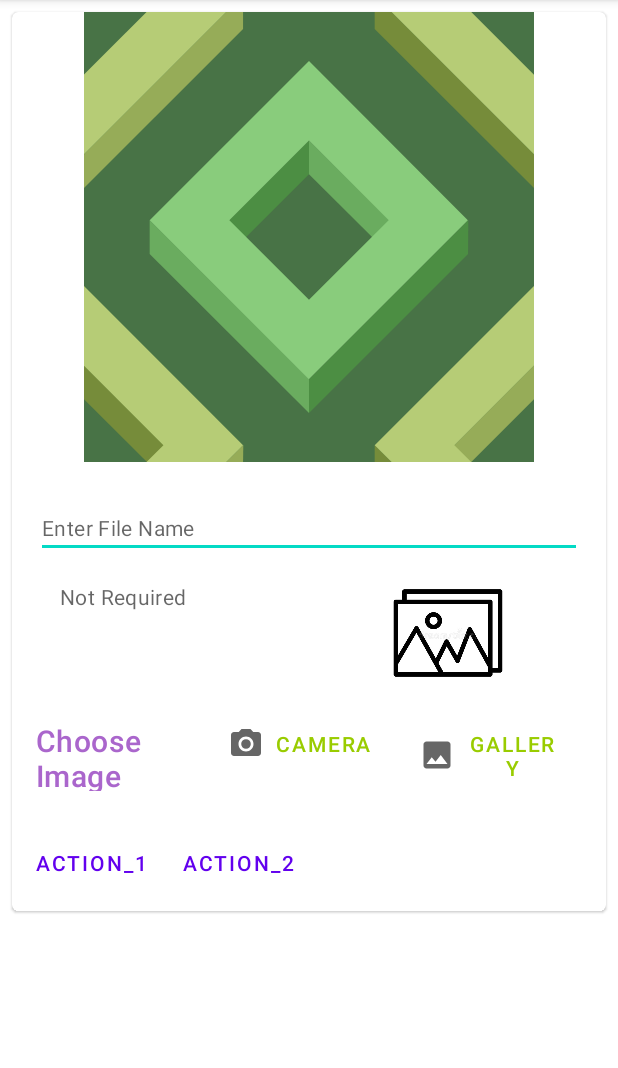
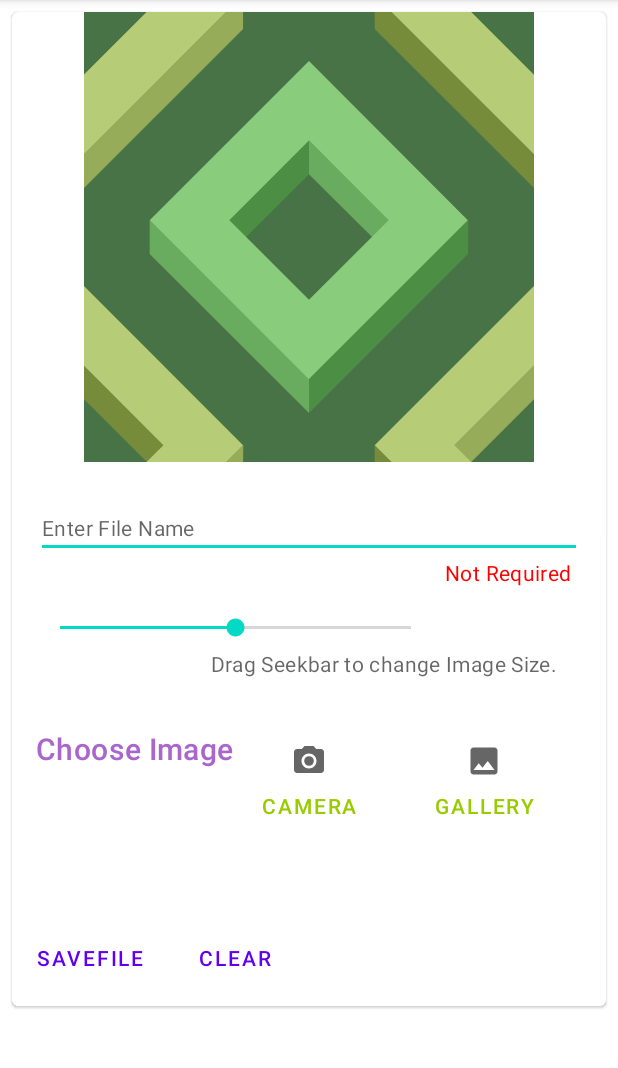
Before and after one commit to AjAyPaNcHaLDev/ImageResizer, an Android app: the screen it shows after launch (MainActivity), after a tap on "CAMERA", on a phone screen of 412 x 824 dp, the part 84-1152 px from its top. Run offline under Robolectric (Android 15) with nearby library versions, the phone set to English and light mode, and no system bars.

Commit message:
seekBar added and working wall

```diff
--- a/app/src/main/java/ajay/developer/ImageResizer/MainActivity.java
+++ b/app/src/main/java/ajay/developer/ImageResizer/MainActivity.java
@@ -4,41 +4,85 @@ import androidx.appcompat.app.AppCompatActivity;
 
 
 import android.content.Context;
+import android.graphics.Color;
 import android.os.Bundle;
 import android.util.Log;
 import android.view.View;
+import android.widget.SeekBar;
+import android.widget.Toast;
 
+
+import java.util.Random;
 
 import ajay.developer.Params.parms;
 import ajay.developer.backEnd.Permission;
+import ajay.developer.backEnd.Utails;
 
 
 public class MainActivity extends AppCompatActivity {
-
-
     Context context=this;
     @Override
     protected void onCreate(Bundle savedInstanceState) {
         super.onCreate(savedInstanceState);
         setContentView(R.layout.activity_main);
-        parms.setFiles(findViewById(R.id.galleryBtn));
-        parms.setCamera(findViewById(R.id.cameraBtn));
+        parms.setSeekBarQualityLabel(findViewById(R.id.seekBarQualityLabel));
+parms.setSeekBarQuality(findViewById(R.id.seekBarQuality));
+parms.getSeekBarQuality().setProgress(50);
+parms.getSeekBarQuality().setOnSeekBarChangeListener(new SeekBar.OnSeekBarChangeListener() {
+
+    @Override
+    public void onProgressChanged(SeekBar seekBar, int progress, boolean fromUser) {
+        parms.seekBarQuality.setProgress(progress);
+parms.getSeekBarQualityLabel().setText("Image Size set to "+parms.getSeekBarQuality().getProgress()+"% Drag to change.");
+        Random rand = new Random();
+  parms.getSeekBarQualityLabel().setTextColor(Color.argb(rand.nextInt(255), rand.nextInt(255),rand.nextInt(255),rand.nextInt(255)));
+    }
+
+    @Override
+    public void onStartTrackingTouch(SeekBar seekBar) {
+        parms.getSeekBarQualityLabel().setTextColor(Color.argb(255, 255,0,0));
+    }
+
+    @Override
+    public void onStopTrackingTouch(SeekBar seekBar) {
+        parms.getSeekBarQualityLabel().setTextColor(Color.argb(255, 07,70,07));
+    }
+});
+    }
 
 
+    public void cameraActionBtn(View view) {
+
+     if (Utails.ispermissionStatusCamera(context)){
+
+     } else {new Permission(context, MainActivity.this,"camera");}
+
+    }
+
+    public void galleryActionBtn(View view) {
+
+        if (Utails.isPermissionGrantedStorage(context)){
+
+
+        }else{
+            new Permission(context, MainActivity.this,"storage");
+        }
+    }
+
+
+    public void saveFileActionBtn(View view) {
+
+
+    }
+
+    public void clearActionBtn(View view) {
     }
 
     @Override
     protected void onResume() {
         super.onResume();
 
-Log.e("TAGA","resume app");
+        Log.e("TAGA","resume app");
     }
 
-    public void cameraActionBtn(View view) {
-        new Permission(context, MainActivity.this,"camera");
-    }
-
-    public void galleryActionBtn(View view) {
-        new Permission(context, MainActivity.this,"storage");
-    }
 }
--- a/app/src/main/java/ajay/developer/Params/parms.java
+++ b/app/src/main/java/ajay/developer/Params/parms.java
@@ -4,12 +4,57 @@ package ajay.developer.Params;
 import android.app.Activity;
 import android.content.Context;
 import android.view.View;
+import android.widget.EditText;
+import android.widget.ImageView;
+import android.widget.SeekBar;
+import android.widget.TextView;
+
+import org.json.JSONObject;
 
 public  class parms {
-    public  static Activity tempActivity;
-    public  static Context tempContext;
-    public  static View Files;
-public static View Camera;
+public  static Activity tempActivity;
+public  static Context tempContext;
+public  static View Files;
+public  static View Camera;
+public  static ImageView imagePreview;
+public  static EditText fileName;
+public  static SeekBar seekBarQuality;
+
+
+    public  static TextView seekBarQualityLabel;
+
+    public static ImageView getImagePreview() {
+        return imagePreview;
+    }
+
+    public static void setImagePreview(ImageView imagePreview) {
+        parms.imagePreview = imagePreview;
+    }
+
+    public static EditText getFileName() {
+        return fileName;
+    }
+
+    public static void setFileName(EditText fileName) {
+        parms.fileName = fileName;
+    }
+
+    public static SeekBar getSeekBarQuality() {
+        return seekBarQuality;
+    }
+
+    public static void setSeekBarQuality(SeekBar seekBarQuality) {
+        parms.seekBarQuality = seekBarQuality;
+    }
+
+    public static TextView getSeekBarQualityLabel() {
+        return seekBarQualityLabel;
+    }
+
+    public static void setSeekBarQualityLabel(TextView seekBarQualityLabel) {
+        parms.seekBarQualityLabel = seekBarQualityLabel;
+    }
+
 
 
     public static Activity getTempActivity() {
@@ -19,6 +64,8 @@ public static View Camera;
     public static void setTempActivity(Activity tempActivity) {
         parms.tempActivity = tempActivity;
     }
+
+
 
     public static Context getTempContext() {
         return tempContext;
--- a/app/src/main/java/ajay/developer/backEnd/Permission.java
+++ b/app/src/main/java/ajay/developer/backEnd/Permission.java
@@ -39,7 +39,7 @@ public class Permission  extends AppCompatActivity {
 
            takePermissionFile(activity);
              }else{
-            Toast.makeText(context,"permission ok",Toast.LENGTH_SHORT).show();
+               Log.e("TAGA","permission type is storage ok");
         }
            break;
        case  "camera":
@@ -99,7 +99,9 @@ public class Permission  extends AppCompatActivity {
 
         }else {
             Log.e("TAGA", "takePermissionCamera " + true);
+
         }
+
 
     }
 
--- a/app/src/main/java/ajay/developer/backEnd/Utails.java
+++ b/app/src/main/java/ajay/developer/backEnd/Utails.java
@@ -25,4 +25,13 @@ public class Utails {
      }
 
     }
+
+    public static  boolean ispermissionStatusCamera(Context context){
+
+        if(ContextCompat.checkSelfPermission( context, Manifest.permission.CAMERA) != PackageManager.PERMISSION_GRANTED){
+       return false;
+         }else{
+return true;
+        }
+    }
 }
--- /dev/null
+++ b/app/src/main/java/ajay/developer/backEnd/selectFileAction.java
@@ -0,0 +1,4 @@
+package ajay.developer.backEnd;
+
+public class selectFileAction {
+}
--- a/app/src/main/res/layout/activity_main.xml
+++ b/app/src/main/res/layout/activity_main.xml
@@ -8,8 +8,9 @@
     tools:context=".MainActivity">
 <LinearLayout
     android:layout_width="match_parent"
-    android:layout_height="match_parent"
+    android:layout_height="wrap_content"
     android:orientation="vertical"
+
     android:gravity="center">
 
 
@@ -30,7 +31,7 @@
                 android:layout_height="300dp"
                 android:id="@+id/imagePreview"
                 app:srcCompat="@drawable/ic_hollowed_boxes"
-                android:contentDescription="content_description_media"
+                android:contentDescription="@string/content_description_media"
                 />
 
 
@@ -49,73 +50,107 @@
                     android:layout_height="wrap_content"
                     android:layout_marginTop="8dp"
                     android:hint="Enter File Name"
+                    android:id="@+id/fileName"
                     android:textAppearance="?attr/textAppearanceBody2"
                     android:textColor="?android:attr/textColorSecondary"
                     />
 
                 <androidx.constraintlayout.widget.ConstraintLayout
                     android:layout_width="match_parent"
-                    android:layout_height="wrap_content"
+                    android:layout_height="113dp"
                     android:orientation="horizontal">
 
+
+                    <SeekBar
+                        android:id="@+id/seekBarQuality"
+                        android:layout_width="266dp"
+                        android:layout_height="69dp"
+                        app:layout_constraintBottom_toBottomOf="parent"
+                        app:layout_constraintEnd_toEndOf="parent"
+                        app:layout_constraintHorizontal_bias="0.0"
+                        app:layout_constraintStart_toStartOf="parent"
+                        app:layout_constraintTop_toTopOf="parent"
+                        app:layout_constraintVertical_bias="0.271" />
 
                     <TextView
                         android:layout_width="wrap_content"
                         android:layout_height="wrap_content"
                         android:text="Not Required"
                         android:textAppearance="?attr/textAppearanceBody2"
+                        android:textColor="#ff0000"
+                        app:layout_constraintEnd_toEndOf="parent"
+                        app:layout_constraintHorizontal_bias="0.974"
+                        app:layout_constraintStart_toStartOf="parent"
+                        tools:ignore="MissingConstraints"
+                        tools:layout_editor_absoluteY="6dp" />
+
+                    <TextView
+                        android:id="@+id/seekBarQualityLabel"
+                        android:layout_width="wrap_content"
+                        android:layout_height="wrap_content"
+                        android:text="Drag Seekbar to change Image Size."
+                        android:textAppearance="?attr/textAppearanceBody2"
                         android:textColor="?android:attr/textColorSecondary"
                         app:layout_constraintBottom_toBottomOf="parent"
                         app:layout_constraintEnd_toEndOf="parent"
-                        app:layout_constraintHorizontal_bias="0.057"
+                        app:layout_constraintHorizontal_bias="0.875"
                         app:layout_constraintStart_toStartOf="parent"
                         app:layout_constraintTop_toTopOf="parent"
-                        app:layout_constraintVertical_bias="0.197"
+                        app:layout_constraintVertical_bias="0.643"
                         tools:ignore="MissingConstraints" />
 
-                    <ImageView
-                        android:layout_width="100dp"
-                        android:layout_height="100dp"
-                        android:src="@drawable/galleryicon"
-                        app:layout_constraintBottom_toBottomOf="parent"
-                        app:layout_constraintEnd_toEndOf="parent"
-                        app:layout_constraintHorizontal_bias="0.851"
-                        app:layout_constraintStart_toStartOf="parent"
-                        tools:ignore="MissingConstraints" />
 
                 </androidx.constraintlayout.widget.ConstraintLayout>
 
-                <LinearLayout
+                <androidx.constraintlayout.widget.ConstraintLayout
                     android:layout_width="match_parent"
-                    android:layout_height="wrap_content"
+                    android:layout_height="105dp"
                     android:orientation="horizontal">
 
                     <TextView
-                        android:layout_width="112dp"
-                        android:layout_height="wrap_content"
+                        android:id="@+id/textView"
+                        android:layout_width="176dp"
+                        android:layout_height="47dp"
                         android:text="Choose Image"
                         android:textAppearance="?attr/textAppearanceHeadline6"
-                        android:textColor="@android:color/holo_purple" />
+                        android:textColor="@android:color/holo_purple"
+                        app:layout_constraintEnd_toEndOf="parent"
+                        app:layout_constraintHorizontal_bias="0.0"
+                        app:layout_constraintStart_toStartOf="parent"
+                        tools:ignore="MissingConstraints"
+                        tools:layout_editor_absoluteY="3dp" />
+
                     <Button
+                        android:id="@+id/cameraBtn"
                         android:layout_width="wrap_content"
                         android:layout_height="wrap_content"
-                        android:id="@+id/cameraBtn"
+                        android:background="@android:color/transparent"
+                        android:drawableTop="@drawable/camera"
+                        android:onClick="cameraActionBtn"
                         android:text="@string/Camera"
-                        android:background="@android:color/transparent"
                         android:textColor="@android:color/holo_green_light"
-                        android:onClick="cameraActionBtn"
-                        android:drawableLeft="@drawable/camera"/>
+                        app:layout_constraintEnd_toEndOf="parent"
+                        app:layout_constraintStart_toStartOf="parent"
+                        tools:ignore="MissingConstraints"
+                        tools:layout_editor_absoluteY="33dp" />
+
                     <Button
+                        android:id="@+id/galleryBtn"
                         android:layout_width="wrap_content"
                         android:layout_height="wrap_content"
-                        android:id="@+id/galleryBtn"
+                        android:layout_marginEnd="16dp"
                         android:background="@android:color/transparent"
-                        android:textColor="@android:color/holo_green_light"
-                        android:text="@string/Gallery"
+                        android:drawableTop="@drawable/gallery"
                         android:onClick="galleryActionBtn"
 
-                        android:drawableLeft="@drawable/gallery"/>
-                </LinearLayout>
+                        android:text="@string/Gallery"
+                        android:textColor="@android:color/holo_green_light"
+                        app:layout_constraintEnd_toEndOf="parent"
+                        app:layout_constraintHorizontal_bias="1.0"
+                        app:layout_constraintStart_toEndOf="@+id/cameraBtn"
+                        tools:ignore="MissingConstraints"
+                        tools:layout_editor_absoluteY="32dp" />
+                </androidx.constraintlayout.widget.ConstraintLayout>
             </LinearLayout>
 
             <!-- Buttons -->
@@ -128,13 +163,15 @@
                     android:layout_width="wrap_content"
                     android:layout_height="wrap_content"
                     android:layout_marginEnd="8dp"
-                    android:text="action_1"
+                    android:text="SaveFile"
+                    android:onClick="saveFileActionBtn"
                     style="?attr/borderlessButtonStyle"
                     />
                 <com.google.android.material.button.MaterialButton
                     android:layout_width="wrap_content"
                     android:layout_height="wrap_content"
-                    android:text="action_2"
+                    android:text="Clear"
+                    android:onClick="clearActionBtn"
                     style="?attr/borderlessButtonStyle"
                     />
             </LinearLayout>
--- a/app/src/main/res/values/strings.xml
+++ b/app/src/main/res/values/strings.xml
@@ -2,5 +2,6 @@
     <string name="app_name">ImageResizer</string>
     <string name="Camera">Camera</string>
     <string name="Gallery">Gallery</string>
+    <string name="content_description_media">content_description_media</string>
 
 </resources>
```
